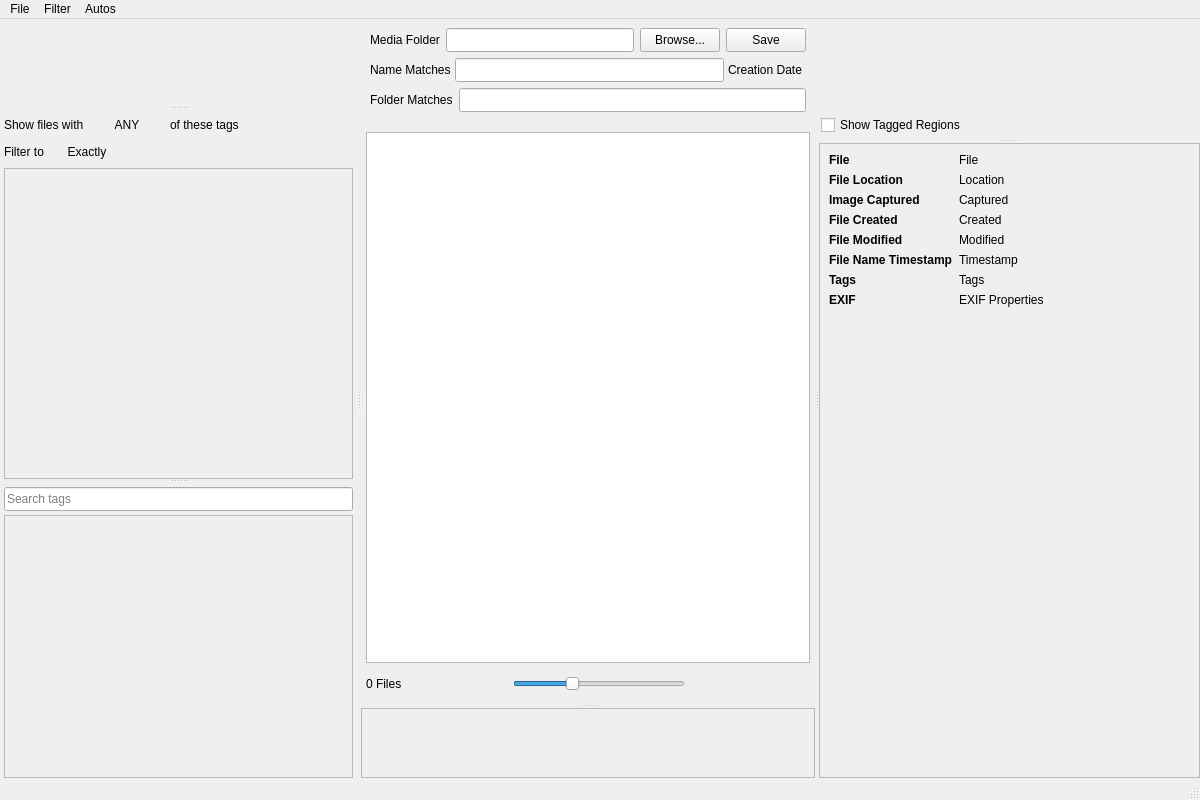
Above: mainwindow.ui from merrillaldrich/compendia before the change. Below: the same form after it.
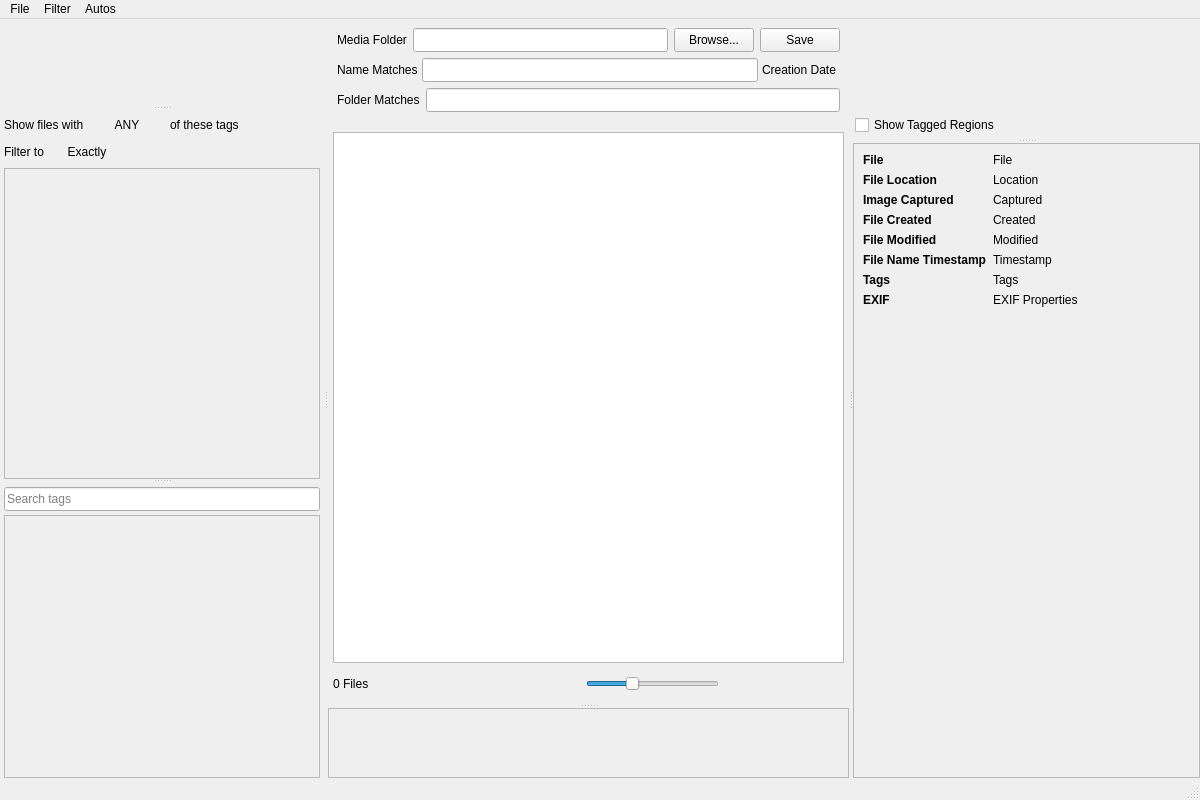
That is the form after the change. Custom widgets are drawn as their Qt base class.

Commit message:
Add folder isolation and drill navigation
Two new isolation modes alongside the existing selection isolation:
- Isolate Folder: sets the folder filter to the selected file's path
- Clear Folder Isolation: clears the folder filter

Drill navigation allows loading a subfolder as the new root:
- Drill to this Folder: reloads with the selected file's folder as root
- Drill Up: navigates to the parent, clamped to the original user-opened root
- Drill ceiling is reset whenever the user explicitly opens a folder

Also removes the progress bar border and adds SVG icons for all new actions.

What changed in the file:
```diff
--- a/mainwindow.ui
+++ b/mainwindow.ui
@@ -411,6 +411,38 @@
                 </property>
                </widget>
               </item>
+              <item>
+               <widget class="QToolButton" name="isolateFolderButton">
+                <property name="toolButtonStyle">
+                 <enum>Qt::ToolButtonStyle::ToolButtonIconOnly</enum>
+                </property>
+                <property name="autoRaise">
+                 <bool>true</bool>
+                </property>
+                <property name="iconSize">
+                 <size>
+                  <width>40</width>
+                  <height>24</height>
+                 </size>
+                </property>
+               </widget>
+              </item>
+              <item>
+               <widget class="QToolButton" name="clearFolderIsolationButton">
+                <property name="toolButtonStyle">
+                 <enum>Qt::ToolButtonStyle::ToolButtonIconOnly</enum>
+                </property>
+                <property name="autoRaise">
+                 <bool>true</bool>
+                </property>
+                <property name="iconSize">
+                 <size>
+                  <width>40</width>
+                  <height>24</height>
+                 </size>
+                </property>
+               </widget>
+              </item>
               <item>
                <widget class="QToolButton" name="isolateSelectionButton">
                 <property name="toolButtonStyle">
```
Left out of the diff: 36 changed lines with no effect on the pictures. The commit also changes 9 other files.
